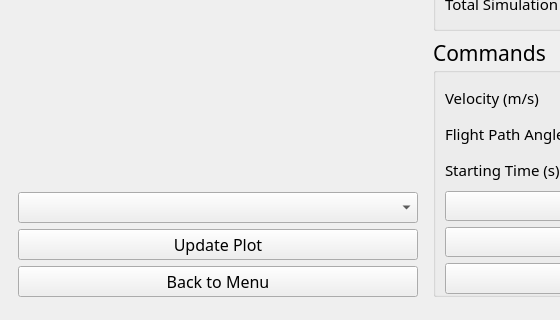
Above: simlib/gui/simulator_mw_test.ui from jasper-day/airplane_sim before the change; both pictures show x 0 to 560 and y 480 to 800 of the 1200 by 800 pixel window. Below: the same form after it.
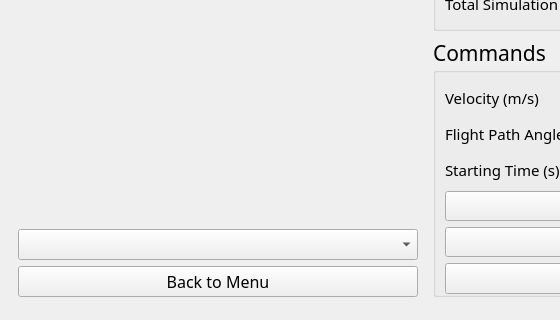
That is the form after the change. Icons and pictures are not drawn.

Commit message:
Yeeted the Update Graph button because it's useless
Changed the shortcuts:
Add trim: Enter
Delete prev: Ctrl+Delete
Clear all: Alt+Delete
Run Simulation: Shift+Enter

```diff
--- a/simlib/gui/simulator_mw_test.ui
+++ b/simlib/gui/simulator_mw_test.ui
@@ -582,22 +582,6 @@
          </property>
         </widget>
        </item>
-       <item>
-        <widget class="QPushButton" name="update_plot_btn">
-         <property name="font">
-          <font>
-           <family>ISOCP_IV50</family>
-           <pointsize>12</pointsize>
-          </font>
-         </property>
-         <property name="cursor">
-          <cursorShape>PointingHandCursor</cursorShape>
-         </property>
-         <property name="text">
-          <string>Update Plot</string>
-         </property>
-        </widget>
-       </item>
        <item>
         <widget class="QPushButton" name="exit_btn">
          <property name="font">
```
The commit also changes 3 other files.
